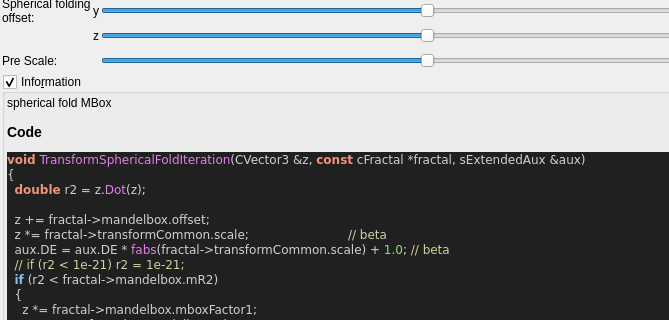
First picture: the form in mandelbulber2/qt_data/fractal_transf_spherical_fold.ui, repository buddhi1980/mandelbulber2, before the edit; both pictures show x 0 to 669 and y 94 to 414 of the 853 by 987 pixel window.
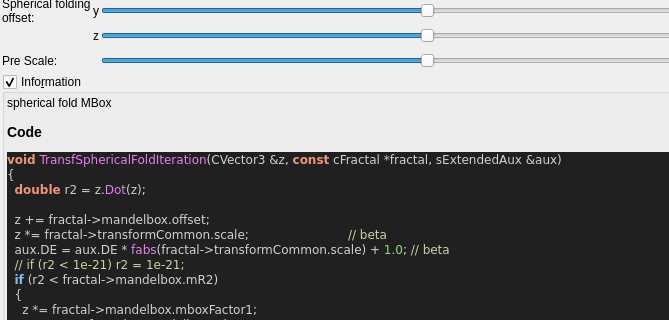
Second picture: the form after the edit. Custom widgets are drawn as their Qt base class.

The edit to the form file:
```diff
--- a/mandelbulber2/qt_data/fractal_transf_spherical_fold.ui
+++ b/mandelbulber2/qt_data/fractal_transf_spherical_fold.ui
@@ -467,7 +467,7 @@
 &lt;/table&gt;
 &lt;h3&gt;Code&lt;/h3&gt;
 &lt;body style=&quot;background-color:#202020&quot;&gt;
-&lt;pre style=&quot;color:#d0d0d0; background-color:#202020;  font-family:'Courier New',monospace;&quot;&gt;&lt;span style=&quot;color:#f09479; font-weight:bold&quot;&gt;void&lt;/span&gt; &lt;span style=&quot;color:#e47eed&quot;&gt;TransformSphericalFoldIteration&lt;/span&gt;&lt;span style=&quot;color:#d0d0d0&quot;&gt;(&lt;/span&gt;CVector3 &lt;span style=&quot;color:#d0d0d0&quot;&gt;&amp;amp;&lt;/span&gt;z&lt;span style=&quot;color:#d0d0d0&quot;&gt;,&lt;/span&gt; &lt;span style=&quot;color:#f09479; font-weight:bold&quot;&gt;const&lt;/span&gt; cFractal &lt;span style=&quot;color:#d0d0d0&quot;&gt;*&lt;/span&gt;fractal&lt;span style=&quot;color:#d0d0d0&quot;&gt;,&lt;/span&gt; sExtendedAux &lt;span style=&quot;color:#d0d0d0&quot;&gt;&amp;amp;&lt;/span&gt;aux&lt;span style=&quot;color:#d0d0d0&quot;&gt;)&lt;/span&gt;
+&lt;pre style=&quot;color:#d0d0d0; background-color:#202020;  font-family:'Courier New',monospace;&quot;&gt;&lt;span style=&quot;color:#f09479; font-weight:bold&quot;&gt;void&lt;/span&gt; &lt;span style=&quot;color:#e47eed&quot;&gt;TransfSphericalFoldIteration&lt;/span&gt;&lt;span style=&quot;color:#d0d0d0&quot;&gt;(&lt;/span&gt;CVector3 &lt;span style=&quot;color:#d0d0d0&quot;&gt;&amp;amp;&lt;/span&gt;z&lt;span style=&quot;color:#d0d0d0&quot;&gt;,&lt;/span&gt; &lt;span style=&quot;color:#f09479; font-weight:bold&quot;&gt;const&lt;/span&gt; cFractal &lt;span style=&quot;color:#d0d0d0&quot;&gt;*&lt;/span&gt;fractal&lt;span style=&quot;color:#d0d0d0&quot;&gt;,&lt;/span&gt; sExtendedAux &lt;span style=&quot;color:#d0d0d0&quot;&gt;&amp;amp;&lt;/span&gt;aux&lt;span style=&quot;color:#d0d0d0&quot;&gt;)&lt;/span&gt;
 &lt;span style=&quot;color:#d0d0d0&quot;&gt;{&lt;/span&gt;
   &lt;span style=&quot;color:#f09479; font-weight:bold&quot;&gt;double&lt;/span&gt; r2 &lt;span style=&quot;color:#d0d0d0&quot;&gt;=&lt;/span&gt; z&lt;span style=&quot;color:#d0d0d0&quot;&gt;.&lt;/span&gt;&lt;span style=&quot;color:#e47eed&quot;&gt;Dot&lt;/span&gt;&lt;span style=&quot;color:#d0d0d0&quot;&gt;(&lt;/span&gt;z&lt;span style=&quot;color:#d0d0d0&quot;&gt;);&lt;/span&gt;
 
```
